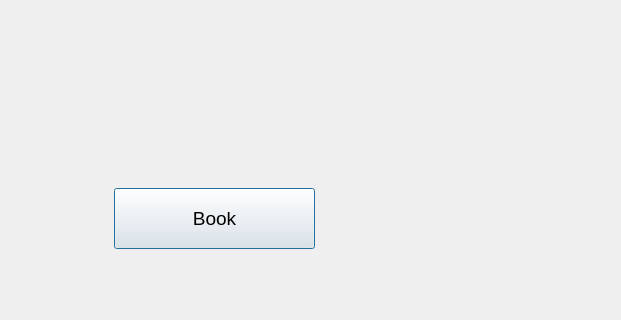
Before: the Qt Designer form seats.ui in vishvanathan-k/theatre_booking, drawn with Qt 5; both pictures show x 656 to 1277 and y 482 to 802 of the 1277 by 802 pixel window.
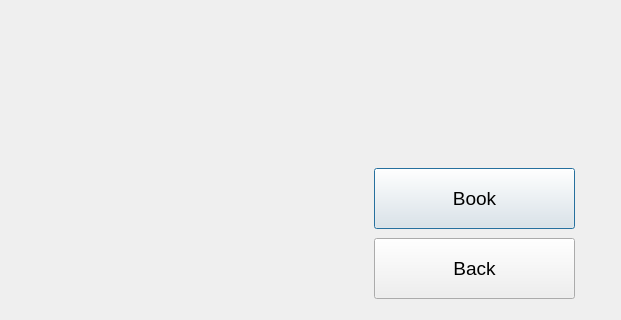
After: the same form once the commit is applied.

Commit message: Add Back buttons and Security Questions

The edit to the form file:
```diff
--- a/seats.ui
+++ b/seats.ui
@@ -34,8 +34,8 @@
    <widget class="QPushButton" name="Book">
     <property name="geometry">
      <rect>
-      <x>770</x>
-      <y>670</y>
+      <x>1030</x>
+      <y>650</y>
       <width>201</width>
       <height>61</height>
      </rect>
@@ -96,6 +96,31 @@
      <string/>
     </property>
    </widget>
+   <widget class="QPushButton" name="back">
+    <property name="geometry">
+     <rect>
+      <x>1030</x>
+      <y>720</y>
+      <width>201</width>
+      <height>61</height>
+     </rect>
+    </property>
+    <property name="font">
+     <font>
+      <family>MS Shell Dlg 2</family>
+      <pointsize>14</pointsize>
+      <weight>50</weight>
+      <italic>false</italic>
+      <bold>false</bold>
+     </font>
+    </property>
+    <property name="styleSheet">
+     <string notr="true"/>
+    </property>
+    <property name="text">
+     <string>Back</string>
+    </property>
+   </widget>
   </widget>
  </widget>
  <resources/>
```
The commit also changes 21 other files.
